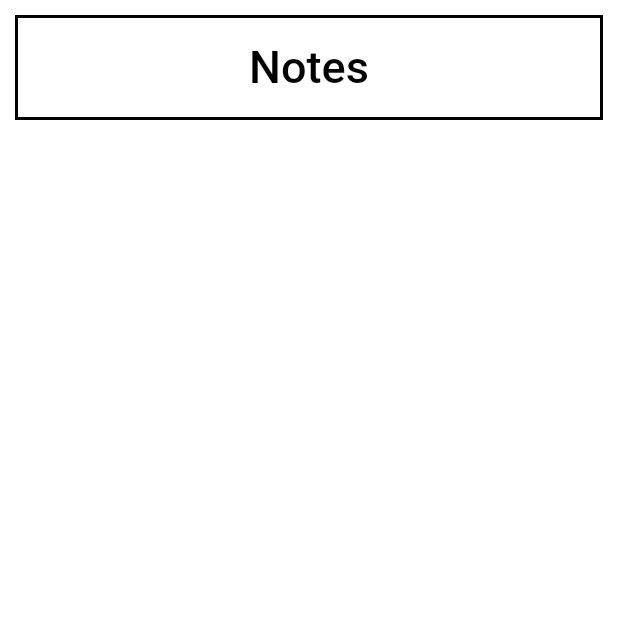
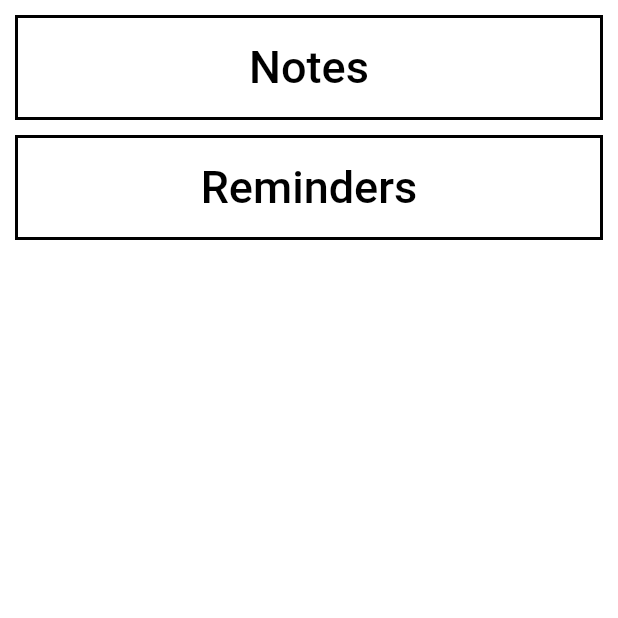
Before and after one commit to AdamDunmore/Insight, a Flutter app: the screen it shows after launch, on a phone screen of 412 x 824 dp, the top half of it. Run offline on Flutter 3.47's test engine with Material 2 defaults, Android fonts, the phone set to English and light mode, and no system bars; our stand-ins replace hive, hive_flutter; missing offline and left inert: flutter_quill; accounts and stored records are empty.

Commit message:
Started Reminders

```diff
--- a/lib/main.dart
+++ b/lib/main.dart
@@ -4,8 +4,10 @@ import 'package:hive_flutter/adapters.dart';
 import 'package:insight/models/notes_data.dart';
 import 'package:insight/pages/home_page.dart';
 import 'package:provider/provider.dart';
+import 'package:flutter/services.dart';
+
 import 'pages/notes_page.dart';
-import 'package:flutter/services.dart';
+import 'pages/reminders_page.dart';
 
 void main() async{
   await Hive.initFlutter();
@@ -28,7 +30,8 @@ class MyApp extends StatelessWidget {
         builder: (context, child) => MaterialApp(
           routes: {
             '/home': (context) => const HomePage(),
-            '/notes': (context) => const NotePage()
+            '/notes': (context) => const NotePage(),
+            '/reminders' : (context) => const RemindersPage()
           },
           debugShowCheckedModeBanner: false,
           home: HomePage(),
--- a/lib/pages/home_page.dart
+++ b/lib/pages/home_page.dart
@@ -1,9 +1,7 @@
 import 'package:flutter/cupertino.dart';
 import 'package:flutter/material.dart';
-import 'package:hive/hive.dart';
 
 import '../data/hive_database.dart';
-import '../pages/notes_page.dart';
 
 class HomePage extends StatefulWidget {
   const HomePage({super.key});
@@ -35,6 +33,21 @@ class _HomePageState extends State<HomePage> {
                   color: Colors.black,
                 ),)
             )
+          ),
+          Container(
+              margin: EdgeInsets.symmetric(vertical: 10),
+              width: double.infinity,
+              height: 70,
+              decoration: BoxDecoration(
+                  border: Border.all(width: 2, color: Colors.black)
+              ),
+              child: TextButton(
+                  onPressed: () => {Navigator.pushNamed(context, '/reminders'), HiveDatabase().loadNotes()},
+                  child: Text("Reminders", style: TextStyle(
+                    fontSize: 30,
+                    color: Colors.black,
+                  ),)
+              )
           )
         ],
       )
--- a/lib/pages/notes_page.dart
+++ b/lib/pages/notes_page.dart
@@ -5,7 +5,6 @@ import 'package:insight/pages/editing_note_page.dart';
 import 'package:provider/provider.dart';
 
 import '../data/hive_database.dart';
-import '../models/notes_data.dart' as notedata;
 
 class NotePage extends StatefulWidget {
   const NotePage({super.key});
```
Also changed, not shown: lib/pages/reminders_page.dart (added, +23 -0 lines).
